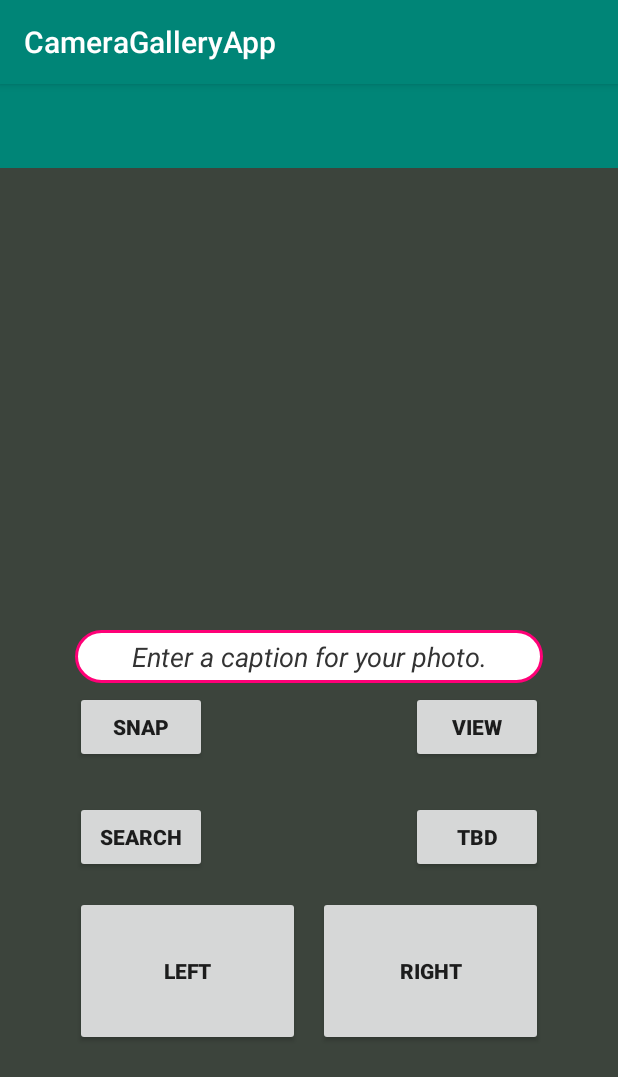
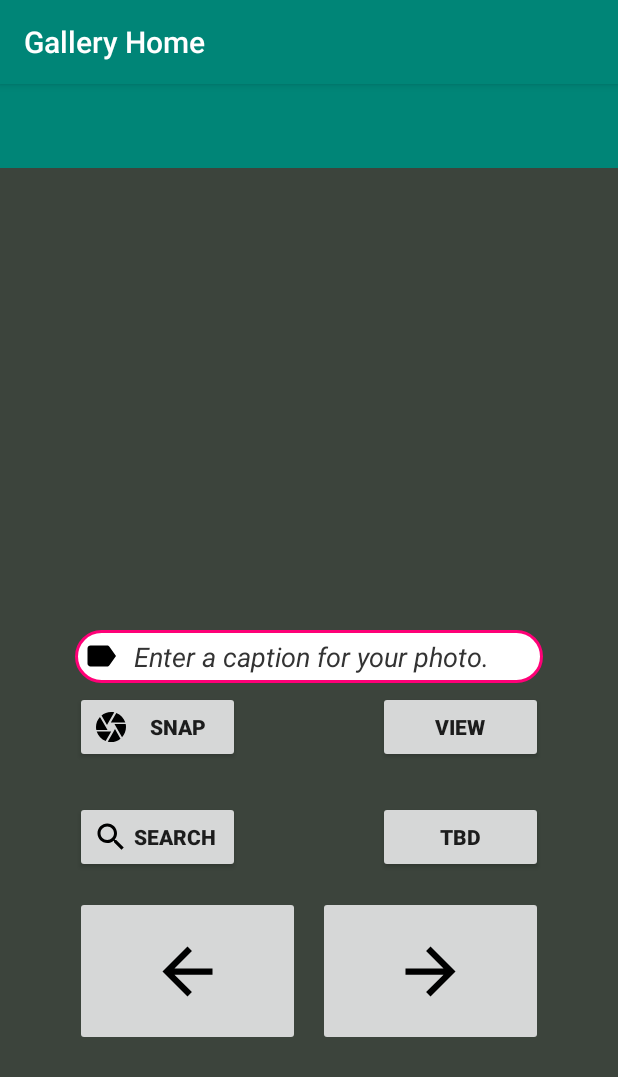
Before and after one commit to vasiliyx/PhotoGalleryApp, an Android app: the screen it shows after launch (MainActivity), on a phone screen of 412 x 824 dp. Shown: the top 1077 px of the screen. Run offline under Robolectric (Android 15) with nearby library versions, the phone set to English and light mode, and no system bars.

Commit message:
Rabby Committing

```diff
--- a/app/src/main/AndroidManifest.xml
+++ b/app/src/main/AndroidManifest.xml
@@ -18,13 +18,14 @@
         android:supportsRtl="true"
         android:theme="@style/AppTheme">
         <activity android:name=".ViewPhotoActivity"></activity>
-        <activity android:name=".MainActivity">
+        <activity
+            android:name=".MainActivity"
+            android:label="Gallery Home">
             <intent-filter>
                 <action android:name="android.intent.action.MAIN" />
                 <category android:name="android.intent.category.LAUNCHER" />
             </intent-filter>
         </activity>
-
         <provider
             android:name="androidx.core.content.FileProvider"
             android:authorities="com.example.cameragalleryapp.fileprovider"
--- /dev/null
+++ b/app/src/main/res/drawable/ic_arrow_back_black_50dp.xml
@@ -0,0 +1,4 @@
+<vector android:height="50dp" android:viewportHeight="24.0"
+    android:viewportWidth="24.0" android:width="50dp" xmlns:android="http://schemas.android.com/apk/res/android">
+    <path android:fillColor="#FF000000" android:pathData="M20,11H7.83l5.59,-5.59L12,4l-8,8 8,8 1.41,-1.41L7.83,13H20v-2z"/>
+</vector>
--- /dev/null
+++ b/app/src/main/res/drawable/ic_arrow_forward_black_50dp.xml
@@ -0,0 +1,4 @@
+<vector android:height="50dp" android:viewportHeight="24.0"
+    android:viewportWidth="24.0" android:width="50dp" xmlns:android="http://schemas.android.com/apk/res/android">
+    <path android:fillColor="#FF000000" android:pathData="M12,4l-1.41,1.41L16.17,11H4v2h12.17l-5.58,5.59L12,20l8,-8z"/>
+</vector>
--- /dev/null
+++ b/app/src/main/res/drawable/ic_camera_black_24dp.xml
@@ -0,0 +1,9 @@
+<vector xmlns:android="http://schemas.android.com/apk/res/android"
+        android:width="24dp"
+        android:height="24dp"
+        android:viewportWidth="24.0"
+        android:viewportHeight="24.0">
+    <path
+        android:fillColor="#FF000000"
+        android:pathData="M9.4,10.5l4.77,-8.26C13.47,2.09 12.75,2 12,2c-2.4,0 -4.6,0.85 -6.32,2.25l3.66,6.35 0.06,-0.1zM21.54,9c-0.92,-2.92 -3.15,-5.26 -6,-6.34L11.88,9h9.66zM21.8,10h-7.49l0.29,0.5 4.76,8.25C21,16.97 22,14.61 22,12c0,-0.69 -0.07,-1.35 -0.2,-2zM8.54,12l-3.9,-6.75C3.01,7.03 2,9.39 2,12c0,0.69 0.07,1.35 0.2,2h7.49l-1.15,-2zM2.46,15c0.92,2.92 3.15,5.26 6,6.34L12.12,15L2.46,15zM13.73,15l-3.9,6.76c0.7,0.15 1.42,0.24 2.17,0.24 2.4,0 4.6,-0.85 6.32,-2.25l-3.66,-6.35 -0.93,1.6z"/>
+</vector>
--- /dev/null
+++ b/app/src/main/res/drawable/ic_label_black_24dp.xml
@@ -0,0 +1,9 @@
+<vector xmlns:android="http://schemas.android.com/apk/res/android"
+        android:width="24dp"
+        android:height="24dp"
+        android:viewportWidth="24.0"
+        android:viewportHeight="24.0">
+    <path
+        android:fillColor="#FF000000"
+        android:pathData="M17.63,5.84C17.27,5.33 16.67,5 16,5L5,5.01C3.9,5.01 3,5.9 3,7v10c0,1.1 0.9,1.99 2,1.99L16,19c0.67,0 1.27,-0.33 1.63,-0.84L22,12l-4.37,-6.16z"/>
+</vector>
--- /dev/null
+++ b/app/src/main/res/drawable/ic_search_black_24dp.xml
@@ -0,0 +1,9 @@
+<vector xmlns:android="http://schemas.android.com/apk/res/android"
+        android:width="24dp"
+        android:height="24dp"
+        android:viewportWidth="24.0"
+        android:viewportHeight="24.0">
+    <path
+        android:fillColor="#FF000000"
+        android:pathData="M15.5,14h-0.79l-0.28,-0.27C15.41,12.59 16,11.11 16,9.5 16,5.91 13.09,3 9.5,3S3,5.91 3,9.5 5.91,16 9.5,16c1.61,0 3.09,-0.59 4.23,-1.57l0.27,0.28v0.79l5,4.99L20.49,19l-4.99,-5zM9.5,14C7.01,14 5,11.99 5,9.5S7.01,5 9.5,5 14,7.01 14,9.5 11.99,14 9.5,14z"/>
+</vector>
--- a/app/src/main/res/layout/activity_main.xml
+++ b/app/src/main/res/layout/activity_main.xml
@@ -18,10 +18,18 @@
 
 
     <ImageView
-        android:id="@+id/ivGallery" android:layout_width="wrap_content"  android:layout_height="324dp"
-        android:layout_alignParentEnd="true" android:layout_alignParentLeft="true" android:layout_alignParentRight="true"
-        android:layout_alignParentStart="true" android:layout_alignParentTop="true" android:adjustViewBounds="true"
-        android:maxHeight="42dp" android:maxWidth="42dp" android:scaleType="fitXY"
+        android:id="@+id/ivGallery"
+        android:layout_width="wrap_content"
+        android:layout_height="324dp"
+        android:layout_alignParentEnd="true"
+        android:layout_alignParentLeft="true"
+        android:layout_alignParentRight="true"
+        android:layout_alignParentStart="true"
+        android:layout_alignParentTop="true"
+        android:adjustViewBounds="true"
+        android:maxHeight="42dp"
+        android:maxWidth="42dp"
+        android:scaleType="centerCrop"
         android:contentDescription="@string/todo" />
 
     <EditText
@@ -40,13 +48,14 @@
         android:textStyle="italic"
         android:textColor="#000"
         android:hint="Enter a caption for your photo."
-        android:gravity="center"
         android:textColorHint="#333"
-        android:background="@drawable/et_rounded_style"/>
+        android:background="@drawable/et_rounded_style"
+        android:drawableLeft="@drawable/ic_label_black_24dp"
+        android:drawablePadding="10dp"/>
 
     <Button
         android:id="@+id/takePhotoButton"
-        android:layout_width="wrap_content"
+        android:layout_width="110dp"
         android:layout_height="wrap_content"
         android:layout_below="@id/captionEditText"
         android:layout_alignParentStart="true"
@@ -56,22 +65,25 @@
         android:layout_marginTop="5dp"
         android:onClick="takePhotoClick"
         android:text="@string/snap"
-        android:textStyle="bold" />
+        android:textStyle="bold"
+        android:drawableLeft="@drawable/ic_camera_black_24dp"
+        android:drawablePadding="3dp"/>
 
     <Button
         android:id="@+id/searchPhotoButton"
-        android:layout_width="wrap_content"
+        android:layout_width="110dp"
         android:layout_height="wrap_content"
         android:layout_below="@id/takePhotoButton"
         android:layout_alignLeft="@id/takePhotoButton"
         android:layout_marginTop="25dp"
         android:onClick="searchPhotoClick"
         android:text="Search"
-        android:textStyle="bold"/>
+        android:textStyle="bold"
+        android:drawableLeft="@drawable/ic_search_black_24dp"/>
 
     <Button
         android:id="@+id/viewPhotoButton"
-        android:layout_width="wrap_content"
+        android:layout_width="110dp"
         android:layout_height="wrap_content"
         android:layout_alignTop="@id/takePhotoButton"
         android:layout_alignParentEnd="true"
@@ -84,7 +96,7 @@
 
     <Button
         android:id="@+id/unspecfiedButton"
-        android:layout_width="wrap_content"
+        android:layout_width="110dp"
         android:layout_height="wrap_content"
         android:layout_alignTop="@id/searchPhotoButton"
         android:layout_alignEnd="@id/viewPhotoButton"
@@ -93,28 +105,28 @@
         android:text="TBD"
         android:textStyle="bold" />
 
-    <Button
+    <ImageButton
         android:id="@+id/leftButton"
+        android:src="@drawable/ic_arrow_back_black_50dp"
         android:layout_width="150dp"
         android:layout_height="100dp"
         android:layout_below="@id/searchPhotoButton"
         android:layout_alignStart="@id/searchPhotoButton"
         android:layout_alignLeft="@id/searchPhotoButton"
         android:layout_marginTop="15dp"
-        android:onClick="scrollPhotoLeftClick"
-        android:text="left"
-        android:textStyle="bold" />
+        android:onClick="scrollPhotoLeftClick" />
 
-    <Button
+        <ImageButton
         android:id="@+id/rightButton"
+        android:src="@drawable/ic_arrow_forward_black_50dp"
         android:layout_width="150dp"
         android:layout_height="100dp"
         android:layout_alignTop="@id/leftButton"
         android:layout_alignEnd="@id/viewPhotoButton"
         android:layout_alignRight="@id/viewPhotoButton"
-        android:onClick="scrollPhotoRightClick"
-        android:text="right"
-        android:textStyle="bold" />
+        android:onClick="scrollPhotoRightClick" />
+
+ />
 
 
 
```
